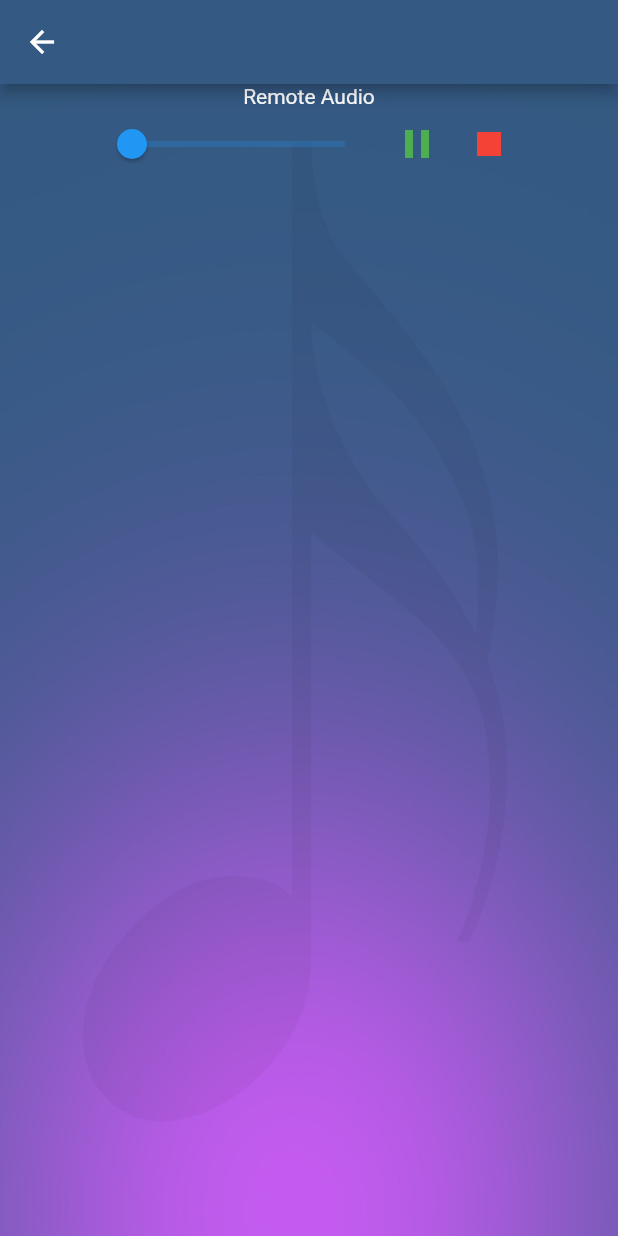
After one commit to karthik-awebon/amusic, a Flutter app: the AudioPlayerScreen screen opened by its route, after a tap on the "play arrow" icon, on a phone screen of 412 x 824 dp. The commit adds this screen. Run offline on Flutter 3.47's test engine with Material 2 defaults, Android fonts, the phone set to English and light mode, and no system bars; our stand-ins replace audioplayers, carousel_slider, custom_navigation_bar, flick_video_player, flutter_signin_button, google_sign_in and 2 more; missing offline and left inert: flutter_facebook_auth; accounts and stored records are empty.

Commit message:
Audio Player added

```diff
--- a/lib/main.dart
+++ b/lib/main.dart
@@ -1,3 +1,4 @@
+import 'package:amusic_app/screens/audio_player_screen.dart';
 import 'package:amusic_app/screens/home.dart';
 import 'package:amusic_app/screens/login.dart';
 import 'package:amusic_app/screens/register.dart';
@@ -8,7 +9,7 @@ import 'package:amusic_app/screens/downloads_home.dart';
 import 'package:amusic_app/screens/playlist_home.dart';
 import 'package:amusic_app/screens/playlists_home.dart';
 import 'package:amusic_app/screens/video_player_screen.dart';
-import 'package:amusic_app/widgets/video_player.dart';
+import 'package:amusic_app/widgets/video_player_widget.dart';
 import 'package:amusic_app/screens/videos_home.dart';
 import 'package:amusic_app/widgets/logo.dart';
 import 'package:flutter/material.dart';
@@ -77,6 +78,8 @@ class MyApp extends StatelessWidget {
                     AccountHome.routeName: (context) => AccountHome(),
                     VideoPlayerScreen.routeName: (context) =>
                         VideoPlayerScreen(),
+                    AudioPlayerScreen.routeName: (context) =>
+                        AudioPlayerScreen()
                   },
                 )));
   }
--- /dev/null
+++ b/lib/screens/audio_player_screen.dart
@@ -0,0 +1,36 @@
+import 'package:flutter/material.dart';
+
+import '../widgets/audio_player_widget.dart';
+
+class AudioPlayerScreen extends StatelessWidget {
+  static const routeName = './audio-player-screen';
+
+  const AudioPlayerScreen({Key? key}) : super(key: key);
+
+  static String _remoteUrl =
+      'https://new.jhankarnews.com/music/backend/web/index.php/api/file?f=1584002390820_song_file.mp3&d=music_song%2Fsong_file';
+
+  @override
+  Widget build(BuildContext context) {
+    return Scaffold(
+        appBar: AppBar(
+          title: const Text(''),
+          backgroundColor: const Color.fromARGB(255, 52, 89, 131),
+          centerTitle: true,
+        ),
+        body: Container(
+            height: double.maxFinite,
+            width: double.maxFinite,
+            decoration: const BoxDecoration(
+                image: DecorationImage(
+                    image: AssetImage("lib/img/back4img.jpg"),
+                    fit: BoxFit.fill)),
+            child: Column(children: <Widget>[
+              Text('Remote Audio'),
+              AudioPlayerWidget(
+                url: _remoteUrl,
+                isAsset: false,
+              ),
+            ])));
+  }
+}
--- a/lib/screens/downloads_home.dart
+++ b/lib/screens/downloads_home.dart
@@ -2,7 +2,7 @@ import 'package:flutter/material.dart';
 import 'package:flutter/widgets.dart';
 
 import '../api/home_api.dart';
-import '../widgets/bottombar.dart';
+import '../widgets/bottom_bar.dart';
 import '../widgets/drawer.dart';
 
 class DownloadsHome extends StatelessWidget {
--- a/lib/screens/home.dart
+++ b/lib/screens/home.dart
@@ -16,7 +16,7 @@ import 'package:flutter/widgets.dart';
 import 'package:carousel_slider/carousel_slider.dart';
 import 'package:custom_navigation_bar/custom_navigation_bar.dart';
 
-import '../widgets/bottombar.dart';
+import '../widgets/bottom_bar.dart';
 import '../widgets/drawer.dart';
 
 class Home extends StatefulWidget {
--- a/lib/screens/video_player_screen.dart
+++ b/lib/screens/video_player_screen.dart
@@ -1,5 +1,5 @@
 import 'package:amusic_app/screens/videos_home.dart';
-import 'package:amusic_app/widgets/video_player.dart';
+import 'package:amusic_app/widgets/video_player_widget.dart';
 import 'package:flutter/material.dart';
 import 'package:flutter/widgets.dart';
 
@@ -28,7 +28,7 @@ class VideoPlayerScreen extends StatelessWidget {
                     image: AssetImage("lib/img/back4img.jpg"),
                     fit: BoxFit.fill)),
             child: Column(children: <Widget>[
-              VideoPlayer(videoUrl: videoPlayerData.videoUrl),
+              VideoPlayerWidget(videoUrl: videoPlayerData.videoUrl),
               FutureBuilder(
                   future: VideosApi.getVideos(),
                   builder: (BuildContext context, AsyncSnapshot snapshot) {
--- a/lib/screens/videos_home.dart
+++ b/lib/screens/videos_home.dart
@@ -3,7 +3,7 @@ import 'package:amusic_app/screens/video_player_screen.dart';
 import 'package:flutter/material.dart';
 import 'package:flutter/widgets.dart';
 
-import '../widgets/bottombar.dart';
+import '../widgets/bottom_bar.dart';
 import '../widgets/drawer.dart';
 import 'video_categories_home.dart';
 import 'video_category_home.dart';
--- /dev/null
+++ b/lib/widgets/audio_player_widget.dart
@@ -0,0 +1,162 @@
+import 'package:audioplayers/audioplayers.dart';
+import 'package:flutter/material.dart';
+import 'package:flutter/widgets.dart';
+
+import 'play_pause_button.dart';
+
+class AudioPlayerWidget extends StatefulWidget {
+  final String url;
+  final bool isAsset;
+  const AudioPlayerWidget({
+    Key? key,
+    required this.url,
+    this.isAsset = false,
+  }) : super(key: key);
+
+  @override
+  State<AudioPlayerWidget> createState() => _AudioPlayerWidgetState();
+}
+
+class _AudioPlayerWidgetState extends State<AudioPlayerWidget> {
+  late AudioPlayer _audioPlayer;
+  late AudioCache _audioCache;
+
+  PlayerState _playerState = PlayerState.STOPPED;
+
+  bool get _isPlaying => _playerState == PlayerState.PLAYING;
+  bool get _isLocal => !widget.url.contains('https');
+  int maxduration = 100;
+  int currentpos = 0;
+  String currentpostlabel = "00:00";
+
+  @override
+  void initState() {
+    _audioPlayer = AudioPlayer(mode: PlayerMode.MEDIA_PLAYER);
+    _audioCache = AudioCache(fixedPlayer: _audioPlayer);
+    _audioPlayer.onPlayerError.listen((msg) {
+      print('audioPlayer error : $msg');
+      setState(() {
+        _playerState = PlayerState.STOPPED;
+      });
+    });
+    Future.delayed(Duration.zero, () async {
+      // ByteData bytes =
+      //     await rootBundle.load(audioasset); //load audio from assets
+      // audiobytes =
+      //     bytes.buffer.asUint8List(bytes.offsetInBytes, bytes.lengthInBytes);
+      // //convert ByteData to Uint8List
+
+      _audioPlayer.onDurationChanged.listen((Duration d) {
+        //get the duration of audio
+        maxduration = d.inMilliseconds;
+        setState(() {});
+      });
+
+      _audioPlayer.onAudioPositionChanged.listen((Duration p) {
+        currentpos =
+            p.inMilliseconds; //get the current position of playing audio
+
+        //generating the duration label
+        int shours = Duration(milliseconds: currentpos).inHours;
+        int sminutes = Duration(milliseconds: currentpos).inMinutes;
+        int sseconds = Duration(milliseconds: currentpos).inSeconds;
+
+        int rhours = shours;
+        int rminutes = sminutes - (shours * 60);
+        int rseconds = sseconds - (sminutes * 60 + shours * 60 * 60);
+
+        currentpostlabel = "$rhours:$rminutes:$rseconds";
+
+        setState(() {
+          //refresh the UI
+        });
+      });
+    });
+    super.initState();
+  }
+
+  @override
+  void dispose() {
+    _audioPlayer.dispose();
+    super.dispose();
+  }
+
+  @override
+  Widget build(BuildContext context) {
+    return Row(
+      mainAxisAlignment: MainAxisAlignment.center,
+      children: [
+        Container(
+            child: Slider(
+          value: double.parse(currentpos.toString()),
+          min: 0,
+          max: double.parse(maxduration.toString()),
+          divisions: maxduration,
+          label: currentpostlabel,
+          onChanged: (double value) async {
+            int seekval = value.round();
+            int result =
+                await _audioPlayer.seek(Duration(milliseconds: seekval));
+            if (result == 1) {
+              //seek successful
+              currentpos = seekval;
+            } else {
+              print("Seek unsuccessful.");
+            }
+          },
+        )),
+        PlayPauseButton(isPlaying: _isPlaying, onPlay: () => _playPause()),
+        IconButton(
+          onPressed: () => _stop(),
+          icon: Icon(
+            Icons.stop,
+            size: 32,
+            color: Colors.red,
+          ),
+        ),
+      ],
+    );
+  }
+
+  _playPause() async {
+    if (_playerState == PlayerState.PLAYING) {
+      final playerResult = await _audioPlayer.pause();
+      if (playerResult == 1) {
+        setState(() {
+          _playerState = PlayerState.PAUSED;
+        });
+      }
+    } else if (_playerState == PlayerState.PAUSED) {
+      final playerResult = await _audioPlayer.resume();
+      if (playerResult == 1) {
+        setState(() {
+          _playerState = PlayerState.PLAYING;
+        });
+      }
+    } else {
+      if (widget.isAsset) {
+        _audioPlayer = await _audioCache.play(widget.url);
+        setState(() {
+          _playerState = PlayerState.PLAYING;
+        });
+      } else {
+        final playerResult =
+            await _audioPlayer.play(widget.url, isLocal: _isLocal);
+        if (playerResult == 1) {
+          setState(() {
+            _playerState = PlayerState.PLAYING;
+          });
+        }
+      }
+    }
+  }
+
+  _stop() async {
+    final playerResult = await _audioPlayer.stop();
+    if (playerResult == 1) {
+      setState(() {
+        _playerState = PlayerState.STOPPED;
+      });
+    }
+  }
+}
--- /dev/null
+++ b/lib/widgets/play_pause_button.dart
@@ -0,0 +1,23 @@
+import 'package:flutter/material.dart';
+
+class PlayPauseButton extends StatelessWidget {
+  final bool isPlaying;
+  final VoidCallback onPlay;
+
+  const PlayPauseButton({
+    Key? key,
+    required this.isPlaying,
+    required this.onPlay,
+  }) : super(key: key);
+
+  @override
+  Widget build(BuildContext context) {
+    return IconButton(
+        icon: Icon(
+          isPlaying ? Icons.pause : Icons.play_arrow,
+          size: 32,
+          color: Colors.green,
+        ),
+        onPressed: onPlay);
+  }
+}
--- a/lib/widgets/video_player.dart
+++ b/lib/widgets/video_player_widget.dart
@@ -2,16 +2,16 @@ import 'package:flick_video_player/flick_video_player.dart';
 import 'package:flutter/material.dart';
 import 'package:video_player/video_player.dart';
 
-class VideoPlayer extends StatefulWidget {
+class VideoPlayerWidget extends StatefulWidget {
   String videoUrl = '';
 
-  VideoPlayer({Key? key, required this.videoUrl}) : super(key: key);
+  VideoPlayerWidget({Key? key, required this.videoUrl}) : super(key: key);
 
   @override
   _VideoPlayerState createState() => _VideoPlayerState();
 }
 
-class _VideoPlayerState extends State<VideoPlayer> {
+class _VideoPlayerState extends State<VideoPlayerWidget> {
   late FlickManager flickManager;
   late Future<void> _initializeVideoPlayerFuture;
 
--- a/pubspec.yaml
+++ b/pubspec.yaml
@@ -47,6 +47,8 @@ dependencies:
   provider: ^6.0.2
   flick_video_player:
   video_player:
+  audioplayers:
+  path_provider:
 
 
 dev_dependencies:
```
Also changed, not shown: lib/screens/account_home.dart (+7 -3 lines), lib/widgets/bottom_bar.dart (renamed from lib/widgets/bottombar.dart), pubspec.lock.
